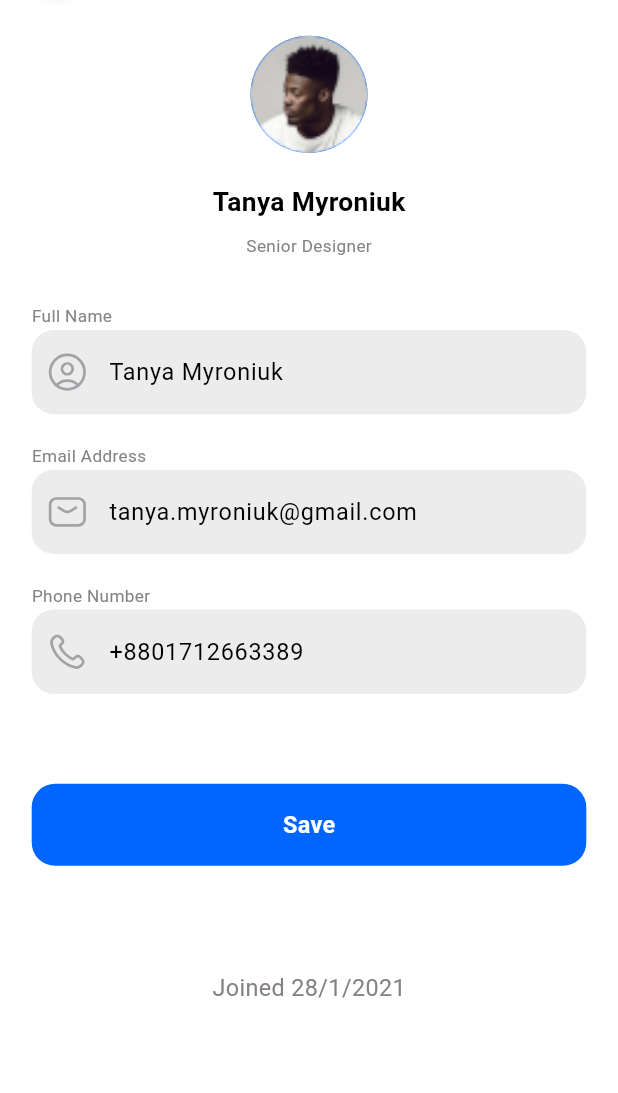
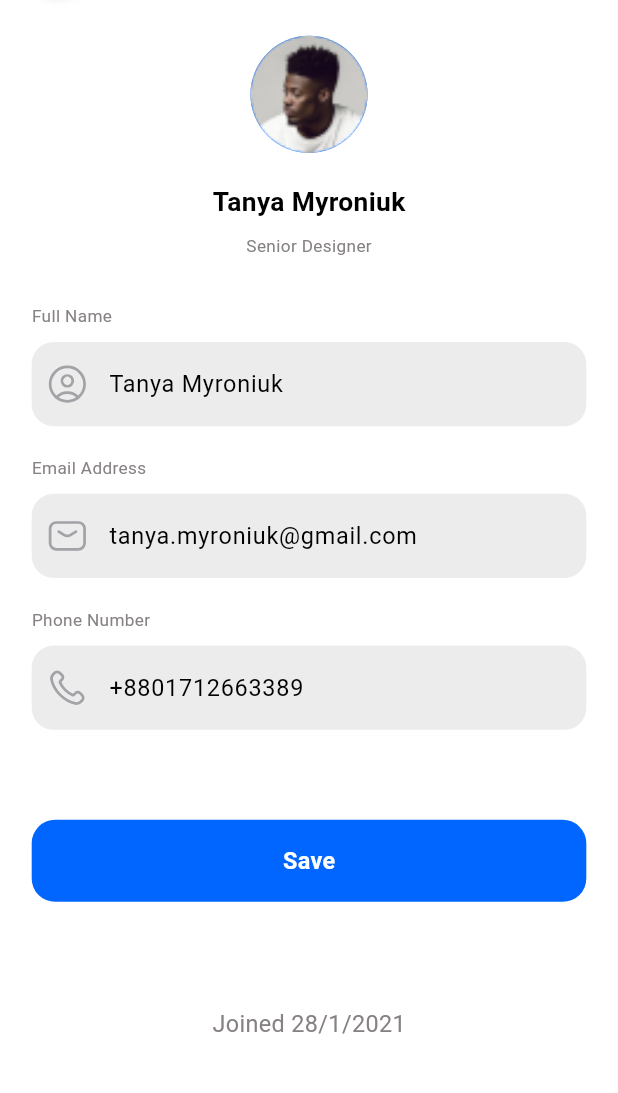
Before and after one commit to rozan-alawar/BankPick, a Flutter app: the EditProfileScreen screen opened by its route, on a phone screen of 412 x 824 dp, the part 96-1189 px from its top. Run offline on Flutter 3.47's test engine with Material 3 defaults, Android fonts, the phone set to English and light mode, and no system bars; our stand-ins replace dio, easy_localization, firebase_auth, firebase_core, fl_chart, flutter_screenutil and 4 more; accounts and stored records are empty.

Commit message:
REFACTOR CODE!

```diff
--- a/lib/main.dart
+++ b/lib/main.dart
@@ -101,7 +101,7 @@ class MyApp extends StatelessWidget {
             darkTheme: ThemeDataStyle.dark,
             navigatorKey: sl<NavigationService>().navigatorKey,
             scaffoldMessengerKey: sl<NavigationService>().snackBarKey,
-            initialRoute: Routes.splash,
+            initialRoute: Routes.home,
             onGenerateRoute: AppRoutes.onGenerateRoutes,
             localizationsDelegates: context.localizationDelegates,
             supportedLocales: context.supportedLocales,
--- a/lib/presentation/profile/edit_profile_screen.dart
+++ b/lib/presentation/profile/edit_profile_screen.dart
@@ -60,10 +60,8 @@ User_Model? user = HomeProvider().user;
         onTap: () {
         FocusScope.of(context).unfocus();
         },
-          child: SingleChildScrollView(
           child: Column(
             children: [
-
                   CircleAvatar(
                     radius: 40.r,
                     backgroundImage: AssetImage(
@@ -88,7 +86,7 @@ User_Model? user = HomeProvider().user;
                     fontSize: 12.sp,
                     color: ColorManager.secondaryText,
                   ),
-                    // 8.height,
+                  8.height,
                   PrimaryTextField(
                     controller: nameController,
                     validator: (value) {
@@ -107,6 +105,8 @@ User_Model? user = HomeProvider().user;
                     fontSize: 12.sp,
                     color: ColorManager.secondaryText,
                   ),
+                  8.height,
+
                   PrimaryTextField(
                     controller: emailController,
                     validator: (value) {
@@ -124,6 +124,8 @@ User_Model? user = HomeProvider().user;
                     fontSize: 12.sp,
                     color: ColorManager.secondaryText,
                   ),
+                  8.height,
+
                   PrimaryTextField(
                     controller: phoneController,
                     validator: (value) {
@@ -157,7 +159,6 @@ User_Model? user = HomeProvider().user;
         ),
     ),
       ),
-      ),
     );
   }
 }
```
Lines whose indentation alone changed are shown as unchanged.
